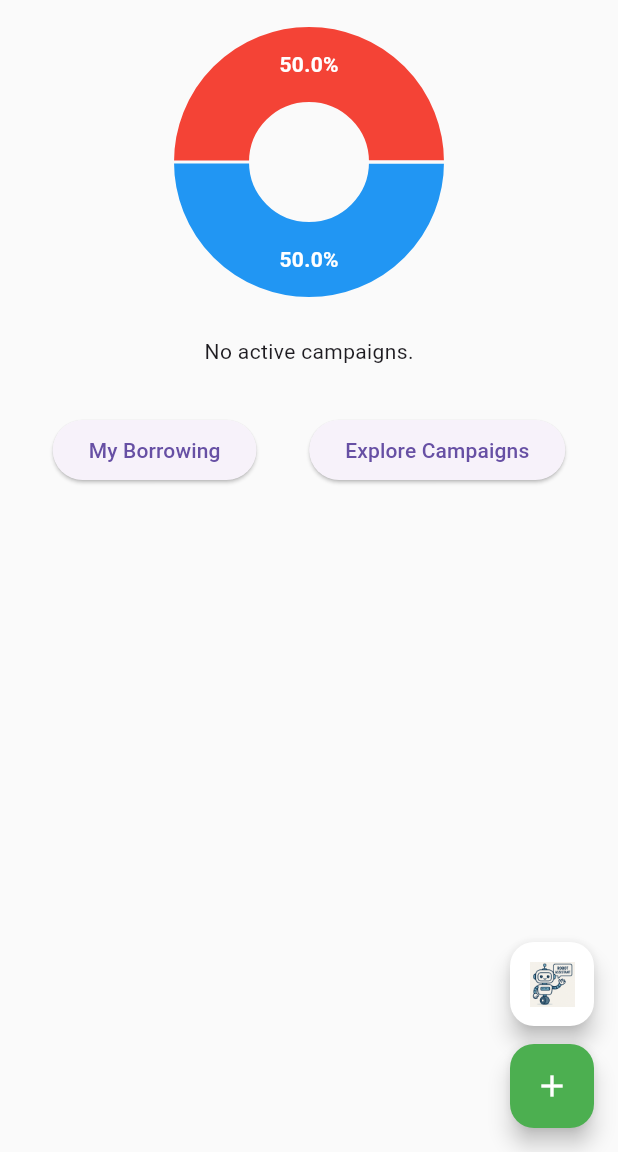
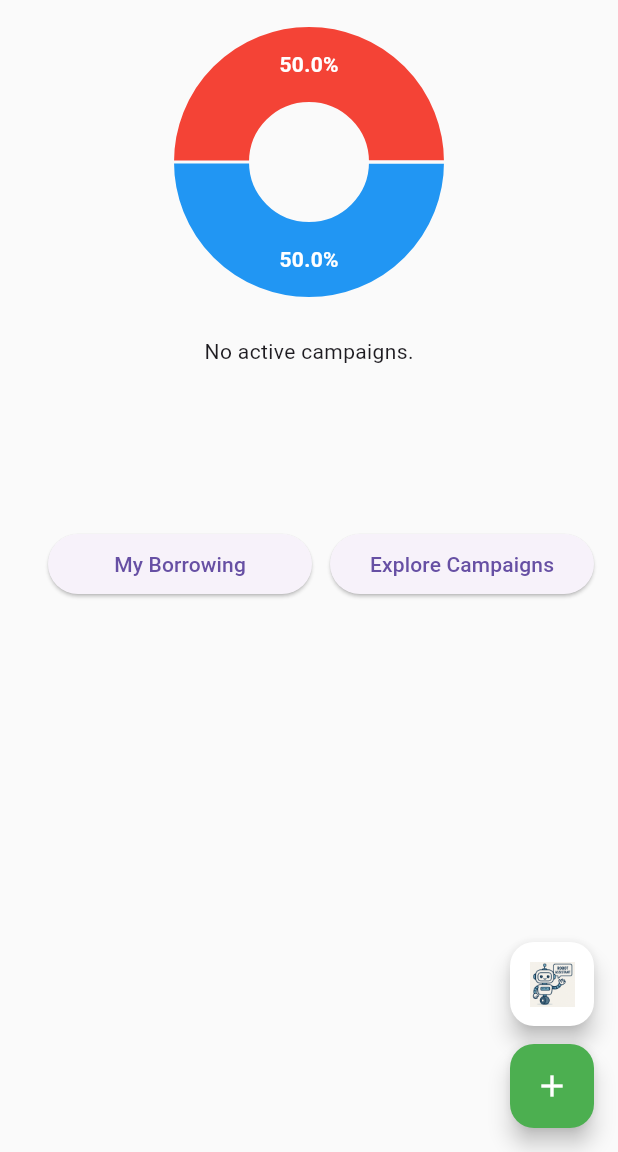
Before and after one commit to shubha-dc/crowedfundinghackathon, a Flutter app: the HomePage screen opened by its route, on a phone screen of 412 x 824 dp, the part 84-1236 px from its top. Run offline on Flutter 3.47's test engine with Material 3 defaults, Android fonts, the phone set to English and light mode, and no system bars; drawn by our look-alikes of fl_chart; our stand-ins replace animate_do, fluttertoast, shared_preferences; accounts and stored records are empty; network calls fail.

Commit message:
final changes

```diff
--- a/lib/pages/home_page.dart
+++ b/lib/pages/home_page.dart
@@ -5,9 +5,8 @@ import 'package:crowedfundinghackathon/models/campaign.dart';
 import 'package:crowedfundinghackathon/pages/app_scaffold.dart';
 import 'package:http/http.dart' as http;
 import 'dart:convert';
-import 'invest_page.dart';
 import 'wallet_page.dart';
-import 'explore_page.dart'; // Make sure these imports match your file structure
+import 'explore_page.dart';
 
 class HomePage extends StatefulWidget {
   final String username;
@@ -41,9 +40,15 @@ class _HomePageState extends State<HomePage> {
   @override
   void initState() {
     super.initState();
-    fetchCampaigns();
-    fetchFarmerData();
-    fetchWalletBalance();
+    _refreshData();
+  }
+
+  Future<void> _refreshData() async {
+    await Future.wait([
+      fetchCampaigns(),
+      fetchFarmerData(),
+      fetchWalletBalance(),
+    ]);
   }
 
   Future<void> fetchCampaigns() async {
@@ -78,8 +83,6 @@ class _HomePageState extends State<HomePage> {
           setState(() {
             campaigns = fetchedCampaigns;
           });
-        } else {
-          campaigns = [];
         }
       } else {
         errorMsg = 'Failed to load projects';
@@ -158,21 +161,34 @@ class _HomePageState extends State<HomePage> {
               child: Text(
                 (isFarmerLoading ? '' : (farmerName ?? widget.username))
                         .isNotEmpty
-                    ? (isFarmerLoading
-                              ? ''
-                              : (farmerName ?? widget.username))[0]
-                          .toUpperCase()
+                    ? (farmerName ?? widget.username)[0].toUpperCase()
                     : '?',
                 style: TextStyle(color: Colors.blue),
               ),
             ),
           ),
           ListTile(
+            leading: Icon(Icons.home),
+            title: Text('Home'),
+            onTap: () {
+              Navigator.pop(context);
+              Navigator.pushNamed(context, '/home');
+            },
+          ),
+          ListTile(
             leading: Icon(Icons.campaign),
             title: Text('My Campaigns'),
             onTap: () {
               Navigator.pop(context);
-              Navigator.pushNamed(context, '/myCampaigns');
+              Navigator.pushNamed(context, '/repay');
+            },
+          ),
+          ListTile(
+            leading: Icon(Icons.person),
+            title: Text('My Profile'),
+            onTap: () {
+              Navigator.pop(context);
+              Navigator.pushNamed(context, '/profile');
             },
           ),
           ListTile(
@@ -272,24 +288,6 @@ class _HomePageState extends State<HomePage> {
               'Raised ₹${campaign.raisedAmount.toStringAsFixed(0)} of ₹${campaign.goalAmount.toStringAsFixed(0)}',
               style: TextStyle(color: Colors.grey[700]),
             ),
-            SizedBox(height: 12),
-            Align(
-              alignment: Alignment.centerRight,
-              child: ElevatedButton(
-                onPressed: () {
-                  Navigator.push(
-                    context,
-                    MaterialPageRoute(
-                      builder: (context) => InvestPage(
-                        campaign: campaign,
-                        aadharId: widget.aadharId,
-                      ),
-                    ),
-                  );
-                },
-                child: Text('Invest'),
-              ),
-            ),
           ],
         ),
       ),
@@ -331,7 +329,13 @@ class _HomePageState extends State<HomePage> {
           ),
         ],
       ),
-      body: SingleChildScrollView(
+      body: Stack(
+        children: [
+          RefreshIndicator(
+            onRefresh: _refreshData,
+            child: SingleChildScrollView(
+              physics: AlwaysScrollableScrollPhysics(),
+              padding: EdgeInsets.only(bottom: 160),
               child: Column(
                 children: [
                   SizedBox(height: 8),
@@ -344,10 +348,12 @@ class _HomePageState extends State<HomePage> {
                         sectionsSpace: 2,
                         centerSpaceRadius: 40,
                         pieTouchData: PieTouchData(
-                    touchCallback: (FlTouchEvent event, pieTouchResponse) {
+                          touchCallback:
+                              (FlTouchEvent event, pieTouchResponse) {
                                 setState(() {
                                   if (!event.isInterestedForInteractions ||
-                            pieTouchResponse?.touchedSection == null) {
+                                      pieTouchResponse?.touchedSection ==
+                                          null) {
                                     touchedIndex = -1;
                                     return;
                                   }
@@ -372,24 +378,33 @@ class _HomePageState extends State<HomePage> {
                           itemBuilder: (context, index) =>
                               _buildCampaignCard(campaigns[index]),
                         ),
-            Padding(
-              padding: const EdgeInsets.symmetric(vertical: 16.0),
+                ],
+              ),
+            ),
+          ),
+          Positioned(
+            bottom: 20,
+            left: 32,
+            right: 16,
             child: Row(
-                mainAxisAlignment: MainAxisAlignment.spaceEvenly,
               children: [
-                  ElevatedButton(
+                Expanded(
+                  child: ElevatedButton(
                     onPressed: () => Navigator.push(
                       context,
                       MaterialPageRoute(
                         builder: (context) => RepayPage(
-                          username: 'John Doe',
-                          userEmail: 'john@example.com',
+                          username: widget.username,
+                          userEmail: widget.userEmail,
                         ),
                       ),
                     ),
                     child: Text('My Borrowing'),
                   ),
-                  ElevatedButton(
+                ),
+                SizedBox(width: 12),
+                Expanded(
+                  child: ElevatedButton(
                     onPressed: () => Navigator.push(
                       context,
                       MaterialPageRoute(
@@ -398,17 +413,13 @@ class _HomePageState extends State<HomePage> {
                     ),
                     child: Text('Explore Campaigns'),
                   ),
+                ),
               ],
             ),
           ),
         ],
       ),
-      ),
-      floatingActionButton: FloatingActionButton(
-        onPressed: () => Navigator.pushNamed(context, '/createCampaign'),
-        tooltip: 'Create Campaign',
-        child: Icon(Icons.add),
-      ),
+      floatingActionButton: null,
     );
   }
 }
```
Also changed, not shown: lib/pages/createcampaign_page.dart (+37 -27 lines), lib/pages/invest_page.dart (+79 -28 lines), lib/pages/login_page.dart (+12 -8 lines), lib/pages/payment_page.dart (+17 -7 lines). Lines whose indentation alone changed are shown as unchanged.
